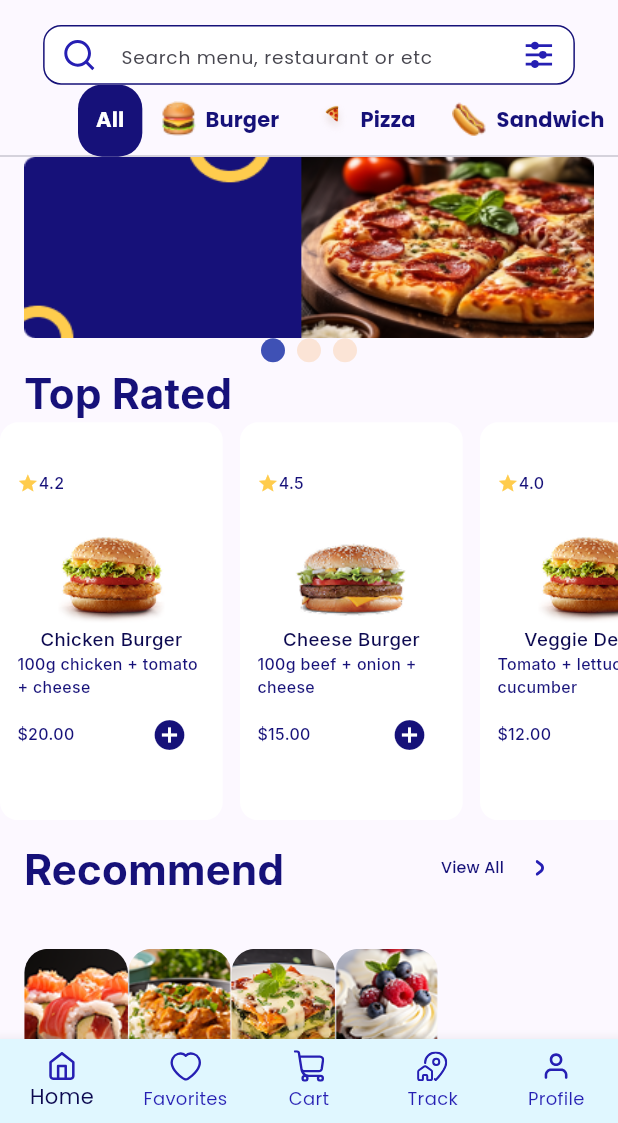
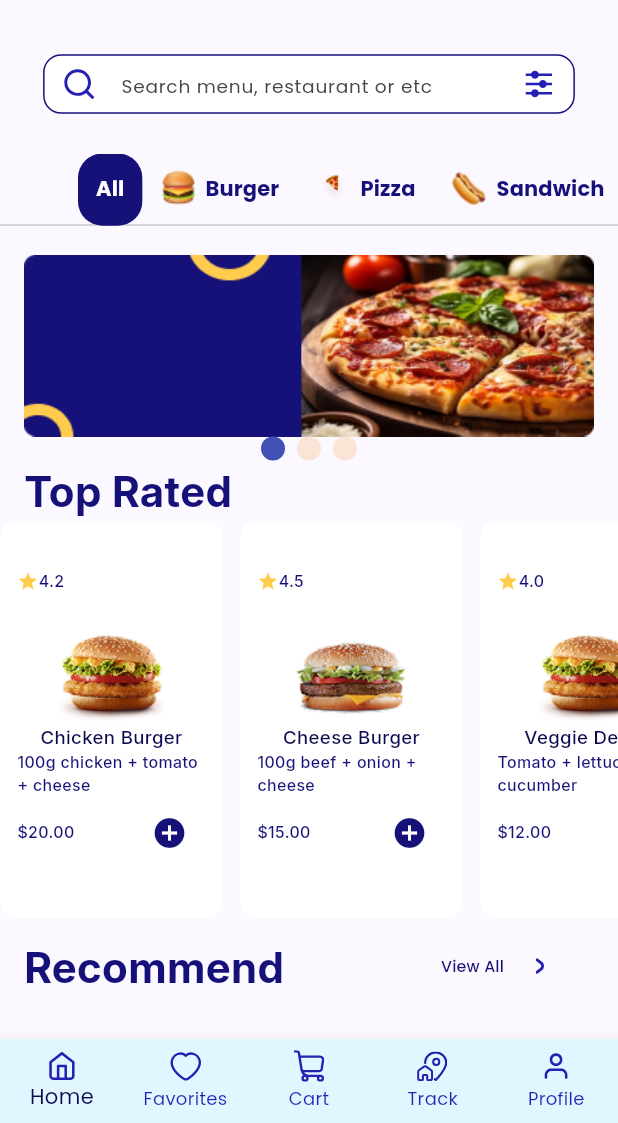
Before and after one commit to Mo3taz410/foodtek, a Flutter app: the screen it shows after launch, on a phone screen of 412 x 824 dp, the part 113-1236 px from its top. Run offline on Flutter 3.47's test engine with Material 3 defaults, Android fonts, the phone set to English and light mode, and no system bars; drawn by our look-alikes of smooth_page_indicator; our stand-ins replace auto_size_text, flutter_bloc, flutter_screenutil, flutter_secure_storage, flutter_svg, lottie and 2 more.

```diff
--- a/lib/features/app/views/screens/home_screen.dart
+++ b/lib/features/app/views/screens/home_screen.dart
@@ -42,8 +42,11 @@ class _HomeScreenState extends State<HomeScreen> {
         child: Column(
           children: [
             AppCustomHeader(),
+            SizedBox(height: responsiveHeight(context, 22)),
             AppSearchBar(controller: searchController),
+            SizedBox(height: responsiveHeight(context, 30)),
             _buildTabBar(context),
+            SizedBox(height: responsiveHeight(context, 22)),
             Expanded(
               child: TabBarView(
                 children: categories.map((category) {
```
